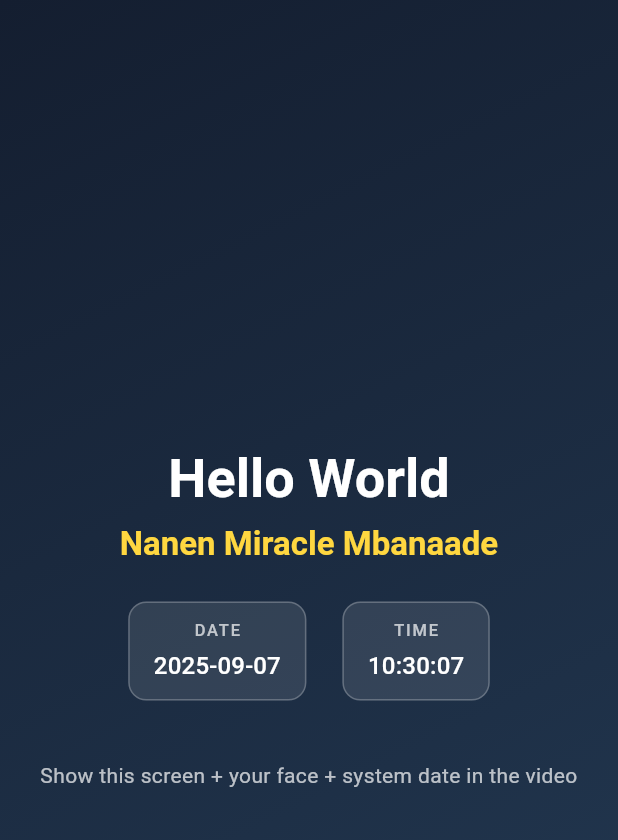
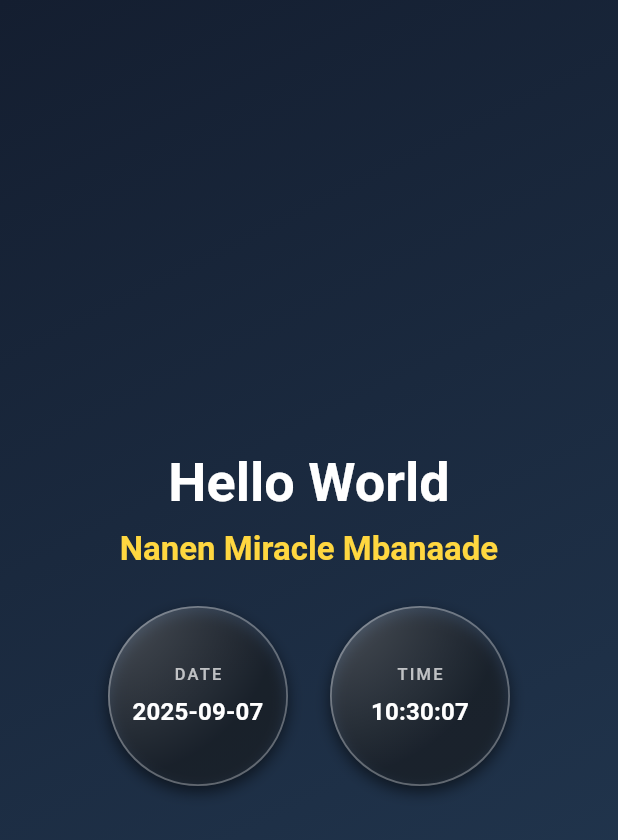
Before and after one commit to Miranics/first_flutter_project, a Flutter app: the screen it shows after launch, on a phone screen of 412 x 824 dp. Shown: the top 840 px of the screen. Run offline on Flutter 3.47's test engine with Material 3 defaults, Android fonts, the phone set to English and light mode, and no system bars.

Commit message:
Refactor main.dart UI

```diff
--- a/lib/main.dart
+++ b/lib/main.dart
@@ -1,9 +1,20 @@
 import 'dart:async';
 import 'package:flutter/material.dart';
+import 'package:flutter/services.dart';
 
 const String studentName = 'Nanen Miracle Mbanaade';
 
-void main() => runApp(const MyApp());
+void main() {
+  // Ensure status bar (battery, time, network) is visible.
+  WidgetsFlutterBinding.ensureInitialized();
+  SystemChrome.setEnabledSystemUIMode(SystemUiMode.manual, overlays: SystemUiOverlay.values);
+  SystemChrome.setSystemUIOverlayStyle(const SystemUiOverlayStyle(
+    statusBarColor: Colors.transparent,
+    statusBarIconBrightness: Brightness.light,
+    statusBarBrightness: Brightness.dark,
+  ));
+  runApp(const MyApp());
+}
 
 class MyApp extends StatelessWidget {
   const MyApp({super.key});
@@ -76,19 +87,13 @@ class _HelloScreenState extends State<HelloScreen> {
                       )),
               const SizedBox(height: 24),
               Wrap(
-                spacing: 24,
-                runSpacing: 12,
+                spacing: 28,
+                runSpacing: 20,
                 alignment: WrapAlignment.center,
                 children: [
-                  _InfoChip(label: 'Date', value: dateString),
-                  _InfoChip(label: 'Time', value: timeString),
+                  _CircleInfo(label: 'DATE', value: dateString),
+                  _CircleInfo(label: 'TIME', value: timeString),
                 ],
-              ),
-              const SizedBox(height: 40),
-              Text(
-                'Show this screen + your face + system date in the video',
-                style: Theme.of(context).textTheme.bodyMedium?.copyWith(color: Colors.white70),
-                textAlign: TextAlign.center,
               ),
             ],
           ),
@@ -98,34 +103,55 @@ class _HelloScreenState extends State<HelloScreen> {
   }
 }
 
-class _InfoChip extends StatelessWidget {
+class _CircleInfo extends StatelessWidget {
   final String label;
   final String value;
-  const _InfoChip({required this.label, required this.value});
+  const _CircleInfo({required this.label, required this.value});
   @override
   Widget build(BuildContext context) {
     return Container(
-      padding: const EdgeInsets.symmetric(horizontal: 16, vertical: 10),
+      width: 120,
+      height: 120,
       decoration: BoxDecoration(
-        color: Colors.white.withOpacity(0.1),
-        borderRadius: BorderRadius.circular(12),
-        border: Border.all(color: Colors.white24),
+        shape: BoxShape.circle,
+        gradient: RadialGradient(
+          colors: [
+            Colors.white.withOpacity(0.25),
+            Colors.white.withOpacity(0.05),
+          ],
+          center: Alignment.topLeft,
+          radius: 0.95,
         ),
+        border: Border.all(color: Colors.white30, width: 1.2),
+        boxShadow: const [
+          BoxShadow(
+            color: Colors.black54,
+            blurRadius: 8,
+            offset: Offset(0, 4),
+          )
+        ],
+      ),
+      child: Center(
         child: Column(
           mainAxisSize: MainAxisSize.min,
           children: [
-          Text(label.toUpperCase(),
+            Text(label,
                 style: Theme.of(context).textTheme.labelSmall?.copyWith(
                       color: Colors.white70,
-                    letterSpacing: 1.2,
+                      letterSpacing: 1.5,
                     )),
-          const SizedBox(height: 4),
-          Text(value,
+            const SizedBox(height: 6),
+            Text(
+              value,
+              textAlign: TextAlign.center,
               style: Theme.of(context).textTheme.titleMedium?.copyWith(
                     color: Colors.white,
+                    fontWeight: FontWeight.w600,
                     fontFeatures: const [FontFeature.tabularFigures()],
-                  )),
+                  ),
+            ),
           ],
+        ),
       ),
     );
   }
```
Lines whose indentation alone changed are shown as unchanged.
